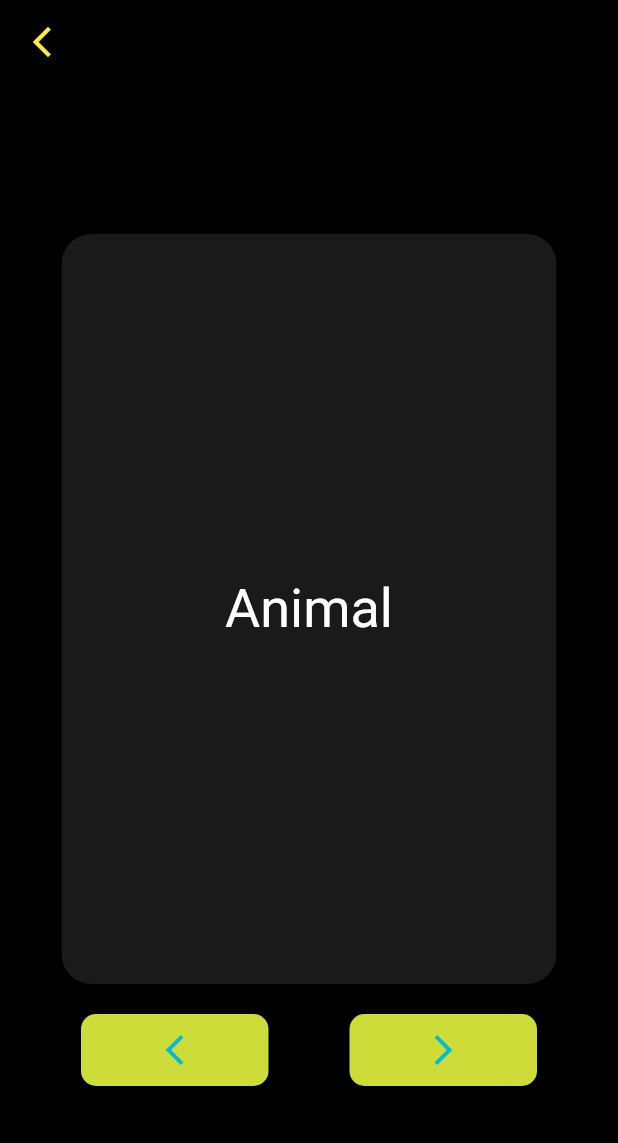
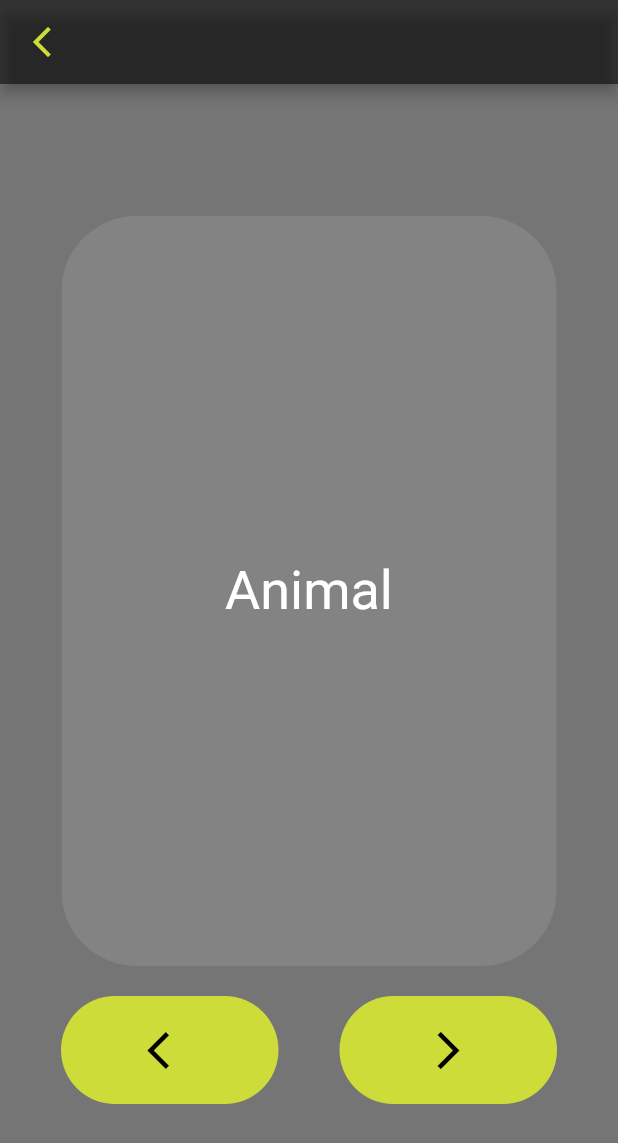
Before and after one commit to Kacp-R/fiszki, a Flutter app: the screen it shows after launch, after a tap on "Flashcards", on a phone screen of 412 x 824 dp. Shown: the top 1143 px of the screen. Run offline on Flutter 3.47's test engine with Material 2 defaults, Android fonts, the phone set to English and light mode, and no system bars; drawn by our look-alikes of flip_card.

```diff
--- a/lib/flashcards.dart
+++ b/lib/flashcards.dart
@@ -1,31 +1,40 @@
+//bartek
+
+import 'dart:math';
 import 'package:fiszki/main_page.dart';
 import 'package:flutter/material.dart';
 import 'package:flip_card/flip_card.dart';
 
 class Flashcards extends StatelessWidget {
+  const Flashcards({super.key});
+
   @override
   Widget build(BuildContext context) {
     return MaterialApp(
       title: 'Fiszki',
       theme: ThemeData(
+          scaffoldBackgroundColor: Colors.black54,
           primarySwatch: Colors.lime,
-        scaffoldBackgroundColor: Colors.black,
-        appBarTheme: AppBarTheme(
-          color: Colors.black,
-          foregroundColor: Colors.yellow,
-        )
-      ),
-      home: FlashcardsPage(),
+          appBarTheme: const AppBarTheme(
+            color: Colors.black54,
+            foregroundColor: Colors.lime,
+          )),
+      home: const FlashcardsPage(),
     );
   }
 }
 
 class FlashcardsPage extends StatefulWidget {
+  const FlashcardsPage({super.key});
+
   @override
   _FlashcardsPageState createState() => _FlashcardsPageState();
 }
 
 class _FlashcardsPageState extends State<FlashcardsPage> {
+
+  //ofc nie pisałem tej listy ręcznie ale i tak sporo czasu na tym zeszło ;///
+
   List<Flashcard> flashcards = [
     Flashcard('Animal', 'Zwierzę'),
     Flashcard('Art', 'Sztuka'),
@@ -91,24 +100,167 @@ class _FlashcardsPageState extends State<FlashcardsPage> {
     Flashcard('Finger', 'Palec'),
     Flashcard('Fire', 'Ogień'),
     Flashcard('Fish', 'Ryba'),
+    Flashcard('Flower', 'Kwiat'),
+    Flashcard('Food', 'Jedzenie'),
+    Flashcard('Foot', 'Stopa'),
+    Flashcard('Football', 'Piłka nożna'),
+    Flashcard('Forest', 'Las'),
+    Flashcard('Friend', 'Przyjaciel'),
+    Flashcard('Fruit', 'Owoc'),
+    Flashcard('Game', 'Gra'),
+    Flashcard('Garage', 'Garaż'),
+    Flashcard('Garden', 'Ogród'),
+    Flashcard('Gift', 'Prezent'),
+    Flashcard('Girl', 'Dziewczyna'),
+    Flashcard('Glass', 'Szkło'),
+    Flashcard('Glasses', 'Okulary'),
+    Flashcard('Glove', 'Rękawiczka'),
+    Flashcard('Goat', 'Koza'),
+    Flashcard('Gold', 'Złoto'),
+    Flashcard('Goodbye', 'Do widzenia'),
+    Flashcard('Grass', 'Trawa'),
+    Flashcard('Hair', 'Włosy'),
+    Flashcard('Hand', 'Ręka'),
+    Flashcard('Hat', 'Czapka'),
+    Flashcard('Head', 'Głowa'),
+    Flashcard('Heart', 'Serce'),
+    Flashcard('Helicopter', 'Śmigłowiec'),
+    Flashcard('Holiday', 'Wakacje'),
+    Flashcard('Idea', 'Pomysł'),
+    Flashcard('Ink', 'Tusz'),
+    Flashcard('Iron', 'Żelazo'),
+    Flashcard('Ice', 'Lód'),
+    Flashcard('Island', 'Wyspa'),
+    Flashcard('Ivory', 'Kość słoniowa'),
+    Flashcard('Incline', 'Wznosić się'),
+    Flashcard('Joy', 'Radość'),
+    Flashcard('Judge', 'Sędzia'),
+    Flashcard('Juice', 'Sok'),
+    Flashcard('July', 'Lipiec'),
+    Flashcard('Jump', 'Skok'),
+    Flashcard('Jungle', 'Dżungla'),
+    Flashcard('Junior', 'Młodszy'),
+    Flashcard('Jacket', 'Kurtka'),
+    Flashcard('Jam', 'Dżem'),
+    Flashcard('January', 'Styczeń'),
+    Flashcard('Jaw', 'Szczęka'),
+    Flashcard('Jazz', 'Jazz'),
+    Flashcard('Jeans', 'Dżinsy'),
+    Flashcard('Kangaroo', 'Kangur'),
+    Flashcard('Key', 'Klucz'),
+    Flashcard('Keyboard', 'Klawiatura'),
+    Flashcard('Kid', 'Dziecko'),
+    Flashcard('King', 'Król'),
+    Flashcard('Kitchen', 'Kuchnia'),
+    Flashcard('Kite', 'Latawiec'),
+    Flashcard('Knife', 'Nóż'),
+    Flashcard('Leaf', 'Liść'),
+    Flashcard('Learning', 'Nauka'),
+    Flashcard('Leg', 'Noga'),
+    Flashcard('Library', 'Biblioteka'),
+    Flashcard('Life', 'Życie'),
+    Flashcard('Light', 'Światło'),
+    Flashcard('Lion', 'Lew'),
+    Flashcard('Lip', 'Usta'),
+    Flashcard('List', 'Lista'),
+    Flashcard('Lizard', 'Jaszczurka'),
+    Flashcard('Lock', 'Zamek'),
+    Flashcard('Lollipop', 'Lizak'),
+    Flashcard('Love', 'Miłość'),
+    Flashcard('Math', 'Matematyka'),
+    Flashcard('Medicine', 'Medycyna'),
+    Flashcard('Meeting', 'Spotkanie'),
+    Flashcard('Memory', 'Pamięć'),
+    Flashcard('Microphone', 'Mikrofon'),
+    Flashcard('Milk', 'Mleko'),
+    Flashcard('Nail', 'Paznokieć'),
+    Flashcard('Name', 'Imię'),
+    Flashcard('Nature', 'Natura'),
+    Flashcard('Neck', 'Szyja'),
+    Flashcard('Needle', 'Igła'),
+    Flashcard('Newspaper', 'Gazeta'),
+    Flashcard('Night', 'Noc'),
+    Flashcard('Notebook', 'Notatnik'),
+    Flashcard('Ocean', 'Ocean'),
+    Flashcard('Office', 'Biuro'),
+    Flashcard('Oil', 'Olej'),
+    Flashcard('Olympics', 'Igrzyska olimpijskie'),
+    Flashcard('Onion', 'Cebula'),
+    Flashcard('Orange', 'Pomarańcza'),
+    Flashcard('Oven', 'Piekarnik'),
+    Flashcard('Owl', 'Sowa'),
+    Flashcard('Pancake', 'Naleśnik'),
+    Flashcard('Panda', 'Panda'),
+    Flashcard('Pants', 'Spodnie'),
+    Flashcard('Paper', 'Papier'),
+    Flashcard('Park', 'Park'),
+    Flashcard('Parrot', 'Papuga'),
+    Flashcard('Pencil', 'Ołówek'),
+    Flashcard('Penguin', 'Pingwin'),
+    Flashcard('Rain', 'Deszcz'),
+    Flashcard('Rainbow', 'Tęcza'),
+    Flashcard('Rat', 'Szczur'),
+    Flashcard('Reading', 'Czytanie'),
+    Flashcard('Restaurant', 'Restauracja'),
+    Flashcard('River', 'Rzeka'),
+    Flashcard('Sailboat', 'Żaglówka'),
+    Flashcard('Sand', 'Piasek'),
+    Flashcard('Sandwich', 'Kanapka'),
+    Flashcard('Satellite', 'Satelita'),
+    Flashcard('School', 'Szkoła'),
+    Flashcard('Science', 'Nauka'),
+    Flashcard('Sea', 'Morze'),
+    Flashcard('Taxi', 'Taksówka'),
+    Flashcard('Tea', 'Herbata'),
+    Flashcard('Teacher', 'Nauczyciel'),
+    Flashcard('Telephone', 'Telefon'),
+    Flashcard('Television', 'Telewizja'),
+    Flashcard('Tennis', 'Tenis'),
+    Flashcard('Thief', 'Złodziej'),
+    Flashcard('Think', 'Myśleć'),
+    Flashcard('Thirsty', 'Spragniony'),
+    Flashcard('Ugly', 'Brzydki'),
+    Flashcard('Umbrella', 'Parasol'),
+    Flashcard('Uncle', 'Wujek'),
+    Flashcard('Under', 'Pod'),
+    Flashcard('Understand', 'Rozumieć'),
+    Flashcard('Unhappy', 'Nieszczęśliwy'),
+    Flashcard('Unique', 'Wyjątkowy'),
+    Flashcard('Unit', 'Jednostka'),
+    Flashcard('University', 'Uniwersytet'),
+    Flashcard('Waiter', 'Kelner'),
+    Flashcard('Wall', 'Ściana'),
+    Flashcard('Wallet', 'Portfel'),
+    Flashcard('Washing machine', 'Pralka'),
+    Flashcard('Watch', 'Zegarek'),
+    Flashcard('Water', 'Woda'),
+    Flashcard('Wedding', 'Ślub'),
+    Flashcard('Week', 'Tydzień'),
+    Flashcard('Yacht', 'Jacht'),
+    Flashcard('Yard', 'Podwórko'),
+    Flashcard('Year', 'Rok'),
+    Flashcard('Yellow', 'Żółty'),
+    Flashcard('Zebra', 'Zebra'),
+    Flashcard('Zoo', 'Zoo'),
+    Flashcard('Zipper', 'Zamek błyskawiczny'),
+    Flashcard('Zone', 'Strefa'),
   ];
 
   int index = 0;
+  List<int> prevIndex = [];
 
+//geez zdecydowanie za dlugo zajelo robienie zeby te funkcje dzialaly
   void _nextFlashcard() {
     setState(() {
-      index++;
-      if (index >= flashcards.length) {
-        index = 0;
-      }
+      prevIndex.add(index);
+      index = Random().nextInt(flashcards.length);
     });
   }
 
   void _prevFlashcard() {
     setState(() {
-      index--;
-      if (index < 0) {
-        index = flashcards.length - 1;
+      if (prevIndex.isNotEmpty) {
+        index = prevIndex.removeLast();
       }
     });
   }
@@ -117,12 +269,12 @@ class _FlashcardsPageState extends State<FlashcardsPage> {
   Widget build(BuildContext context) {
     return Scaffold(
       appBar: AppBar(
-        leading: IconButton (
-          icon: Icon(Icons.arrow_back_ios_new),
+        leading: IconButton(
+          icon: const Icon(Icons.arrow_back_ios_new),
           onPressed: () {
             Navigator.push(
               context,
-                MaterialPageRoute(builder: (context) => Main()),
+              MaterialPageRoute(builder: (context) => const Main()),
             );
           },
         ),
@@ -133,7 +285,7 @@ class _FlashcardsPageState extends State<FlashcardsPage> {
           FlipCard(
             direction: FlipDirection.HORIZONTAL,
             front: ClipRRect(
-              borderRadius: BorderRadius.circular(20), // ustalenie zaokrąglenia rogów
+              borderRadius: BorderRadius.circular(50),
               child: Container(
                 height: 500,
                 width: 330,
@@ -141,13 +293,13 @@ class _FlashcardsPageState extends State<FlashcardsPage> {
                 child: Center(
                   child: Text(
                     flashcards[index].pageone,
-                    style: TextStyle(fontSize: 36, color: Colors.white),
+                    style: const TextStyle(fontSize: 36, color: Colors.white),
                   ),
                 ),
               ),
             ),
             back: ClipRRect(
-              borderRadius: BorderRadius.circular(20), // ustalenie zaokrąglenia rogów
+              borderRadius: BorderRadius.circular(50),
               child: Container(
                 height: 500,
                 width: 330,
@@ -155,41 +307,45 @@ class _FlashcardsPageState extends State<FlashcardsPage> {
                 child: Center(
                   child: Text(
                     flashcards[index].pagetwo,
-                    style: TextStyle(fontSize: 36, color: Colors.black),
+                    style: const TextStyle(fontSize: 36, color: Colors.black),
                   ),
                 ),
               ),
             ),
           ),
-          SizedBox(height: 20),
+          const SizedBox(height: 20),
           Row(
             mainAxisAlignment: MainAxisAlignment.spaceEvenly,
             children: [
               Container(
-                width: 125,
+                width: 145,
+                padding: const EdgeInsets.all(12),
                 decoration: BoxDecoration(
                   color: Colors.lime,
-                  borderRadius: BorderRadius.circular(10),
+                  borderRadius: BorderRadius.circular(50),
                 ),
                 child: IconButton(
-                  icon: Icon(Icons.arrow_back_ios_new),
-                  color: Colors.cyan,
+                  icon: const Icon(Icons.arrow_back_ios, size: 30),
+                  color: Colors.black,
                   onPressed: _prevFlashcard,
                 ),
               ),
               Container(
-                width: 125,
+                width: 145,
+                padding: const EdgeInsets.all(12),
                 decoration: BoxDecoration(
                   color: Colors.lime,
-                  borderRadius: BorderRadius.circular(10),
+                  borderRadius: BorderRadius.circular(50),
                 ),
                 child: IconButton(
-                  icon: Icon(Icons.arrow_forward_ios),
-                  color: Colors.cyan,
+                  icon: const Icon(
+                    Icons.arrow_forward_ios,
+                    size: 30,
+                  ),
+                  color: Colors.black,
                   onPressed: _nextFlashcard,
                 ),
               ),
-
             ],
           ),
         ],
--- /dev/null
+++ b/lib/flashcards_list.dart
@@ -0,0 +1 @@
+// tu raczej będzie zbior fiszek zeby kodu tamtego nie syfić
--- a/lib/main_page.dart
+++ b/lib/main_page.dart
@@ -15,9 +15,8 @@ class _MainState extends State<Main>{
   Widget build(BuildContext context) {
     return MaterialApp(
       theme: ThemeData(
-        primaryColor: Colors.blue,
-        accentColor: Colors.orange,
-        // inne parametry motywu
+        brightness: Brightness.dark,
+        primaryColor: Colors.amber,
       ),
       home: Scaffold(
         appBar: AppBar(
```
Lines whose indentation alone changed are shown as unchanged.
